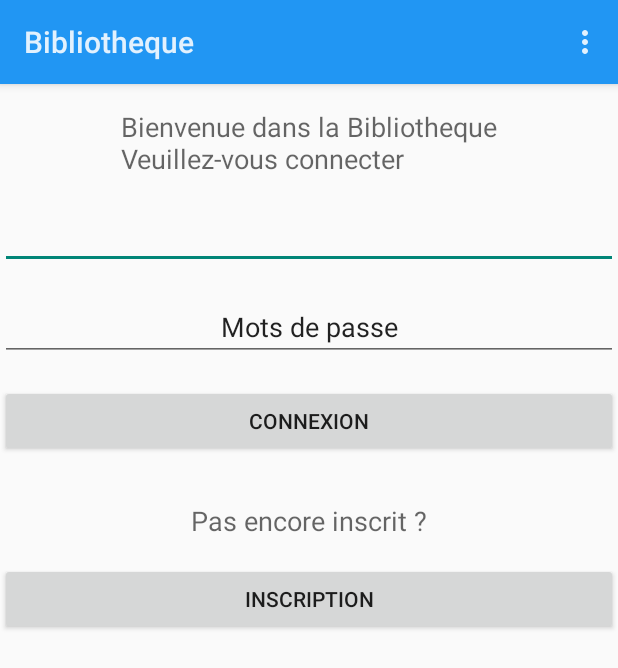
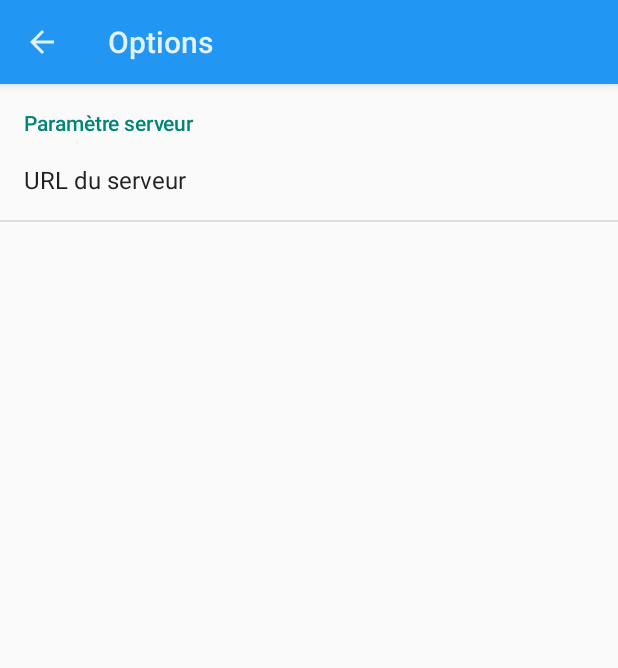
Before and after one commit to Joris73/Bibliotech, an Android app: the screen it shows after launch (MainActivity before the commit, OptionsActivity after it), in the options menu, after a tap on "Option", on a phone screen of 412 x 824 dp. Shown: the top 668 px of the screen. Run offline under Robolectric (Android 15) with nearby library versions, the phone set to English and light mode, and no system bars.

Commit message:
Ajout d'un menu option pour changer l'url du serveur. Amélioration dans le code.

```diff
--- a/src/main/java/com/joris/bibliotheque/Main/MainActivity.java
+++ b/src/main/java/com/joris/bibliotheque/Main/MainActivity.java
@@ -2,8 +2,10 @@ package com.joris.bibliotheque.Main;
 
 import android.app.Activity;
 import android.content.Intent;
+import android.content.SharedPreferences;
 import android.os.AsyncTask;
 import android.os.Bundle;
+import android.preference.PreferenceManager;
 import android.text.TextUtils;
 import android.view.Menu;
 import android.view.MenuItem;
@@ -36,14 +38,18 @@ public class MainActivity extends Activity {
     private String login;
     private String mdp;
     private boolean isGestionnaire = false;
-    final private String URL_API = "http://78.238.140.91/Bibliotheque/api/";
+    private SharedPreferences prefs;
 
     @Override
     protected void onCreate(Bundle savedInstanceState) {
         super.onCreate(savedInstanceState);
         setContentView(R.layout.activity_main);
 
-        request = new Requests(URL_API,
+        prefs = PreferenceManager
+                .getDefaultSharedPreferences(this);
+        String url_serveur = prefs.getString("url_serveur", "0");
+
+        request = new Requests("http://" + url_serveur + "/Bibliotheque/api/",
                 "appli", "root");
 
         listeLivre = new ArrayList<>();
@@ -82,6 +88,17 @@ public class MainActivity extends Activity {
         });
 
         setFocusChange();
+    }
+
+    /**
+     * Si les paramètres de l'application on changé entre temps, on en prend compte.
+     */
+    @Override
+    public void onResume() {
+        super.onResume();
+        String url_serveur = prefs.getString("url_serveur", "0");
+        request = new Requests("http://" + url_serveur + "/Bibliotheque/api/",
+                "appli", "root");
     }
 
     /**
@@ -154,13 +171,14 @@ public class MainActivity extends Activity {
 
     @Override
     public boolean onOptionsItemSelected(MenuItem item) {
-        int id = item.getItemId();
-
-        if (id == R.id.action_settings) {
-            return true;
+        switch (item.getItemId()) {
+            case R.id.action_settings:
+                Intent intent = new Intent(this, OptionsActivity.class);
+                startActivity(intent);
+                return true;
+            default:
+                return super.onOptionsItemSelected(item);
         }
-
-        return super.onOptionsItemSelected(item);
     }
 
     /**
@@ -210,8 +228,8 @@ public class MainActivity extends Activity {
     }
 
     /**
-     * RequestTask qui s'occupe de récupérer tous les livres et s'ils sont emprunté par
-     * le user connecté sont rajouté à sa liste.
+     * RequestTask qui s'occupe de récupérer tous les livres et s'ils sont emprunté par le user
+     * connecté sont rajouté à sa liste.
      */
     class RequestTaskAllLivre extends
             AsyncTask<String, Void, ArrayList<HashMap<String, String>>> {
--- /dev/null
+++ b/src/main/java/com/joris/bibliotheque/Main/OptionsActivity.java
@@ -0,0 +1,18 @@
+package com.joris.bibliotheque.Main;
+
+import android.os.Bundle;
+import android.preference.PreferenceActivity;
+
+import com.joris.bibliotheque.R;
+
+/**
+ * Activité qui gère les options de l'application
+ */
+public class OptionsActivity extends PreferenceActivity {
+
+    @Override
+    protected void onCreate(Bundle savedInstanceState) {
+        super.onCreate(savedInstanceState);
+        addPreferencesFromResource(R.xml.prefs);
+    }
+}
--- a/src/main/res/layout/listview_livre_usager_item.xml
+++ b/src/main/res/layout/listview_livre_usager_item.xml
@@ -35,8 +35,8 @@
             android:layout_width="wrap_content"
             android:layout_height="wrap_content"
             android:layout_marginLeft="10dip"
+            android:singleLine="true"
             android:ellipsize="end"
-            android:maxLines="3"
             android:textSize="12sp" />
 
         <TextView
@@ -44,8 +44,6 @@
             android:layout_width="wrap_content"
             android:layout_height="wrap_content"
             android:layout_marginLeft="10dip"
-            android:ellipsize="end"
-            android:maxLines="3"
             android:textSize="12sp" />
     </LinearLayout>
 
--- a/src/main/res/menu/menu_main_activity_usager.xml
+++ /dev/null
@@ -1,5 +0,0 @@
-<menu xmlns:android="http://schemas.android.com/apk/res/android"
-    xmlns:tools="http://schemas.android.com/tools" tools:context=".MainActivityUsager">
-    <item android:id="@+id/action_settings" android:title="@string/action_settings"
-        android:orderInCategory="100" android:showAsAction="never" />
-</menu>
--- a/src/main/res/values/strings.xml
+++ b/src/main/res/values/strings.xml
@@ -23,6 +23,7 @@
     <string name="edit_annee">Annee</string>
     <string name="bt_emprunt">Emprunter</string>
     <string name="bt_rendre">Rendre</string>
+    <string name="title_activity_options">Options</string>
     <string name="title_activity_main">Connexion</string>
     <string name="title_activity_main_activity_gestionnaire">Gestionnaire</string>
     <string name="navigation_drawer_open">Open navigation drawer</string>
@@ -55,10 +56,15 @@
     <string name="message_bienvenue">Bienvenue dans la Bibliotheque\nVeuillez-vous connecter</string>
     <string name="message_inscription">Pas encore inscrit ?</string>
     <string name="edit_login">Login</string>
-    <string name="edit_mdp">Mots de passe</string>
+    <string name="edit_mdp">Mot de passe</string>
     <string name="edit_email">Email</string>
     <string name="edit_nom">Nom</string>
     <string name="edit_prenom">Prenom</string>
     <string name="title_activity_inscription">Inscription</string>
+    <string name="is_emprunter">Emprunter</string>
+    <string name="not_emprunter">Libre</string>
+    <string name="default_url">78.238.140.91</string>
+    <string name="dialog_url">Editer l\'url du serveur"</string>
+    <string name="title_url">URL du serveur</string>
 
 </resources>
--- /dev/null
+++ b/src/main/res/xml/prefs.xml
@@ -0,0 +1,14 @@
+<?xml version="1.0" encoding="utf-8"?>
+<PreferenceScreen xmlns:android="http://schemas.android.com/apk/res/android">
+
+    <PreferenceCategory
+        android:title="Paramètre serveur">
+
+        <EditTextPreference
+            android:dialogTitle="@string/dialog_url"
+            android:key="url_serveur"
+            android:defaultValue="@string/default_url"
+            android:title="@string/title_url"/>
+
+    </PreferenceCategory>
+</PreferenceScreen>
```
Also changed, not shown: src/main/AndroidManifest.xml (+8 -0 lines), src/main/java/com/joris/bibliotheque/Gestionnaire/FragmentAjoutModifLivreGestionnaire.java (+2 -5 lines), src/main/java/com/joris/bibliotheque/Gestionnaire/LivreAdapterGestionnaire.java (+7 -0 lines), src/main/java/com/joris/bibliotheque/Gestionnaire/MainActivityGestionnaire.java (+3 -15 lines), src/main/java/com/joris/bibliotheque/Gestionnaire/NavigationDrawerFragment.java (+8 -12 lines), src/main/java/com/joris/bibliotheque/Usager/MainActivityUsager.java (+0 -25 lines), src/main/res/layout/listview_livre_gestionnaire_item.xml (+8 -3 lines), src/main/res/menu/main_activity_gestionnaire.xml (deleted, +0 -7 lines), 1 other file.
